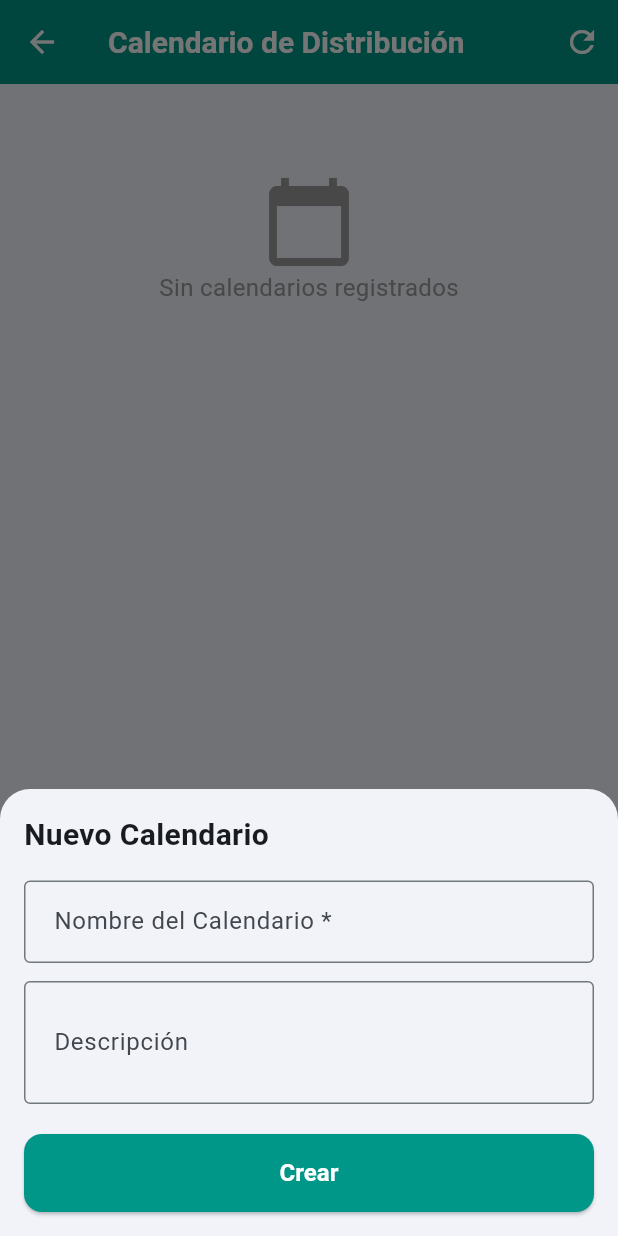
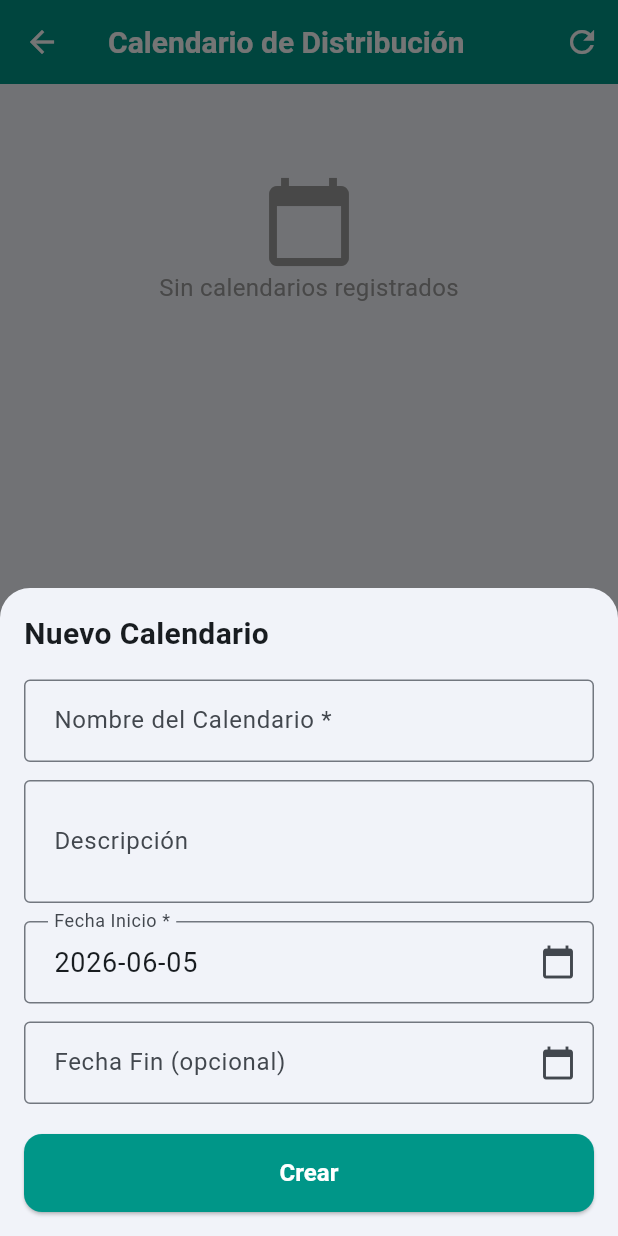
Before and after one commit to FrederickMontiel/proyecto-analisis-final-fe, a Flutter app: the DistribucionScreen screen opened directly, after a tap on "Nuevo Calendario", on a phone screen of 412 x 824 dp. Run offline on Flutter 3.47's test engine with Material 3 defaults, Android fonts, the light colour scheme and no system bars; our stand-ins replace file_picker, shared_preferences; missing offline and left inert: universal_html; accounts and stored records are empty; network calls fail.

Commit message:
Add date fields to calendar form (fecha_inicio_vigencia, fecha_fin_vigencia)

```diff
--- a/lib/screens/distribucion/distribucion_screen.dart
+++ b/lib/screens/distribucion/distribucion_screen.dart
@@ -161,6 +161,8 @@ class _DistribucionScreenState extends State<DistribucionScreen> {
   void _mostrarFormularioCalendario(Map<String, dynamic>? calendario) {
     final nombreCtrl = TextEditingController(text: calendario?['nombre_calendario']?.toString());
     final descCtrl = TextEditingController(text: calendario?['descripcion']?.toString());
+    final fechaInicioCtrl = TextEditingController(text: calendario?['fecha_inicio_vigencia']?.toString() ?? DateTime.now().toString().split(' ')[0]);
+    final fechaFinCtrl = TextEditingController(text: calendario?['fecha_fin_vigencia']?.toString() ?? '');
     final formKey = GlobalKey<FormState>();
 
     showModalBottomSheet(
@@ -189,6 +191,27 @@ class _DistribucionScreenState extends State<DistribucionScreen> {
                 maxLines: 2,
                 decoration: const InputDecoration(labelText: 'Descripción', border: OutlineInputBorder()),
               ),
+              const SizedBox(height: 12),
+              TextFormField(
+                controller: fechaInicioCtrl,
+                readOnly: true,
+                decoration: const InputDecoration(labelText: 'Fecha Inicio *', suffixIcon: Icon(Icons.calendar_today), border: OutlineInputBorder()),
+                validator: (v) => v!.isEmpty ? 'Requerido' : null,
+                onTap: () async {
+                  final date = await showDatePicker(context: ctx, initialDate: DateTime.now(), firstDate: DateTime(2024), lastDate: DateTime(2030));
+                  if (date != null) fechaInicioCtrl.text = date.toString().split(' ')[0];
+                },
+              ),
+              const SizedBox(height: 12),
+              TextFormField(
+                controller: fechaFinCtrl,
+                readOnly: true,
+                decoration: const InputDecoration(labelText: 'Fecha Fin (opcional)', suffixIcon: Icon(Icons.calendar_today), border: OutlineInputBorder()),
+                onTap: () async {
+                  final date = await showDatePicker(context: ctx, initialDate: DateTime.now(), firstDate: DateTime(2024), lastDate: DateTime(2030));
+                  if (date != null) fechaFinCtrl.text = date.toString().split(' ')[0];
+                },
+              ),
               const SizedBox(height: 20),
               SizedBox(
                 width: double.infinity,
@@ -200,6 +223,8 @@ class _DistribucionScreenState extends State<DistribucionScreen> {
                       final data = {
                         'nombre_calendario': nombreCtrl.text,
                         'descripcion': descCtrl.text.isEmpty ? null : descCtrl.text,
+                        'fecha_inicio_vigencia': fechaInicioCtrl.text,
+                        'fecha_fin_vigencia': fechaFinCtrl.text.isEmpty ? null : fechaFinCtrl.text,
                       };
                       if (calendario == null) {
                         await ApiService.post('/distribucion/calendarios', data);
```
